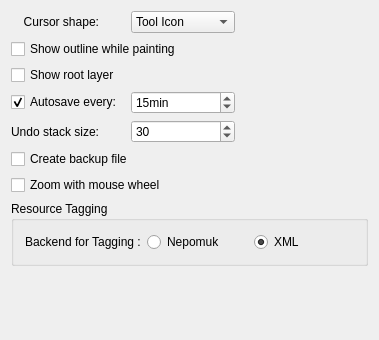
The window that krita/ui/forms/wdggeneralsettings.ui (KDE/krita) describes before a commit, drawn with Qt 5.
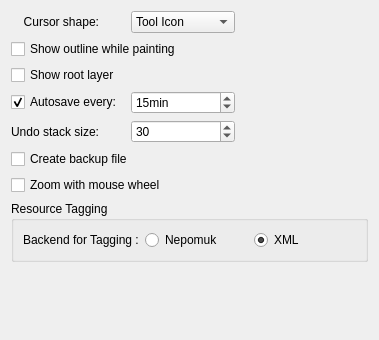
The same window after the commit.

Commit message:
Remove any hardcoding of spaces to 6 and margins to 9/11 in Krita's UI

thanks boud for review

```diff
--- a/krita/ui/forms/wdggeneralsettings.ui
+++ b/krita/ui/forms/wdggeneralsettings.ui
@@ -210,7 +210,6 @@
    </item>
   </layout>
  </widget>
- <layoutdefault spacing="6" margin="11"/>
  <resources/>
  <connections>
   <connection>
```
The commit also changes 62 other files.
